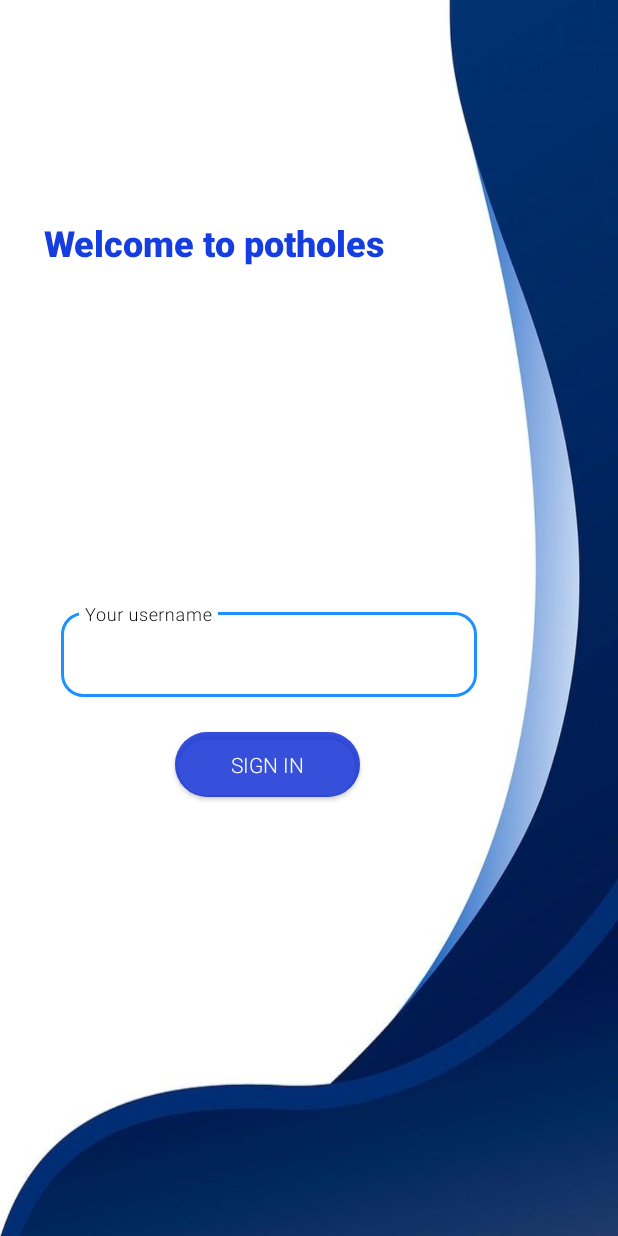
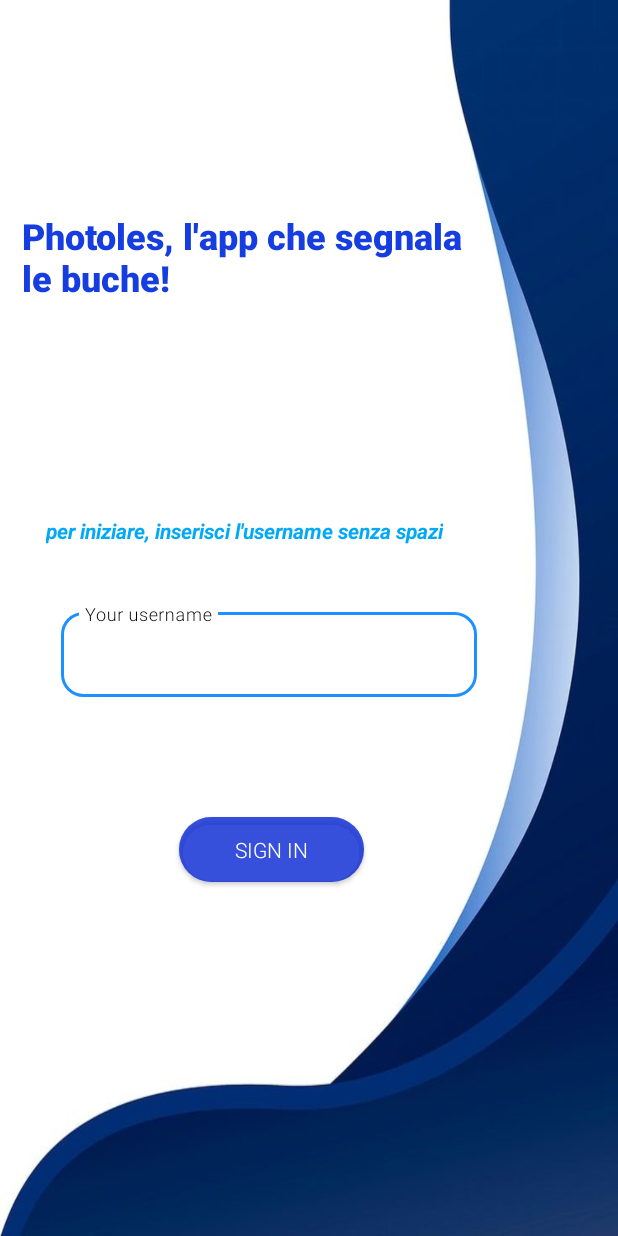
Before and after one commit to LuigiVessella/ProgettoLSO2022, an Android app: the screen it shows after launch (MainActivity), on a phone screen of 412 x 824 dp. Run offline under Robolectric (Android 15) with nearby library versions, the phone set to English and light mode, and no system bars.

Commit message:
milgiorie grafiche

```diff
--- a/app/src/main/java/com/example/main/MainActivity.java
+++ b/app/src/main/java/com/example/main/MainActivity.java
@@ -5,6 +5,7 @@ import androidx.appcompat.app.AppCompatActivity;
 import android.content.Intent;
 import android.os.Bundle;
 import android.os.Handler;
+import android.text.TextUtils;
 import android.view.View;
 import android.widget.Button;
 import android.widget.EditText;
@@ -45,6 +46,10 @@ public class MainActivity extends AppCompatActivity {
                 //la parte dell'accelerometro andrebbe messa in photoles activity
                 //acc = new Accelerometer(getApplicationContext());
                 String userName = String.valueOf(someText.getText());
+                if(TextUtils.isEmpty(userName)){
+                    someText.setError("devi inserire un nome!");
+                    return;
+                }
                 //mandiamo l'username al server
                 sendMessageToServer(userName);
 
--- a/app/src/main/res/layout/activity_main.xml
+++ b/app/src/main/res/layout/activity_main.xml
@@ -11,19 +11,20 @@
 
     <TextView
         android:id="@+id/welcomeTV"
-        android:layout_width="347dp"
-        android:layout_height="94dp"
+        android:layout_width="303dp"
+        android:layout_height="113dp"
         android:fontFamily="sans-serif-black"
-        android:text="Welcome to potholes"
+        android:text="Photoles, l'app che segnala le buche!"
+        android:textAlignment="textStart"
         android:textColor="#153DDF"
         android:textColorHint="#FFFFFF"
         android:textSize="24sp"
         app:layout_constraintBottom_toBottomOf="parent"
         app:layout_constraintEnd_toEndOf="parent"
-        app:layout_constraintHorizontal_bias="0.453"
+        app:layout_constraintHorizontal_bias="0.133"
         app:layout_constraintStart_toStartOf="parent"
         app:layout_constraintTop_toTopOf="parent"
-        app:layout_constraintVertical_bias="0.199" />
+        app:layout_constraintVertical_bias="0.198" />
 
     <Button
         android:id="@+id/loginButton"
@@ -38,11 +39,11 @@
         android:text="SIGN IN"
         app:layout_constraintBottom_toBottomOf="parent"
         app:layout_constraintEnd_toEndOf="parent"
-        app:layout_constraintHorizontal_bias="0.404"
+        app:layout_constraintHorizontal_bias="0.413"
         app:layout_constraintHorizontal_chainStyle="packed"
         app:layout_constraintStart_toStartOf="parent"
         app:layout_constraintTop_toBottomOf="@+id/emailLoginLayout"
-        app:layout_constraintVertical_bias="0.0" />
+        app:layout_constraintVertical_bias="0.55" />
 
     <com.google.android.material.textfield.TextInputLayout
         android:id="@+id/emailLoginLayout"
@@ -74,9 +75,26 @@
             android:id="@+id/emailLoginEditText"
             android:layout_width="match_parent"
             android:layout_height="wrap_content"
+            android:singleLine="true"
             android:fontFamily="sans-serif-light"
             android:hint="Your username" />
 
     </com.google.android.material.textfield.TextInputLayout>
+
+    <TextView
+        android:id="@+id/textView"
+        android:layout_width="wrap_content"
+        android:layout_height="wrap_content"
+        android:layout_marginTop="24dp"
+        android:text="per iniziare, inserisci l'username senza spazi"
+        android:textAllCaps="false"
+        android:textColor="#03A9F4"
+        android:textStyle="bold|italic"
+        app:layout_constraintBottom_toTopOf="@+id/emailLoginLayout"
+        app:layout_constraintEnd_toEndOf="parent"
+        app:layout_constraintHorizontal_bias="0.206"
+        app:layout_constraintStart_toStartOf="parent"
+        app:layout_constraintTop_toBottomOf="@+id/welcomeTV"
+        app:layout_constraintVertical_bias="0.692" />
     />
 </androidx.constraintlayout.widget.ConstraintLayout>
```
